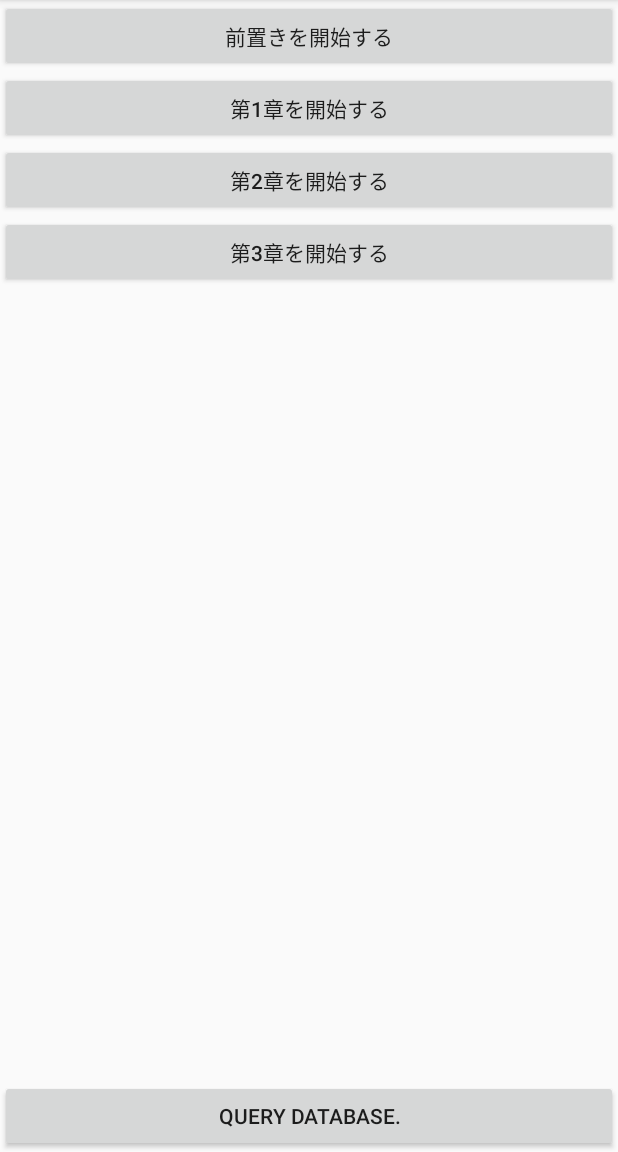
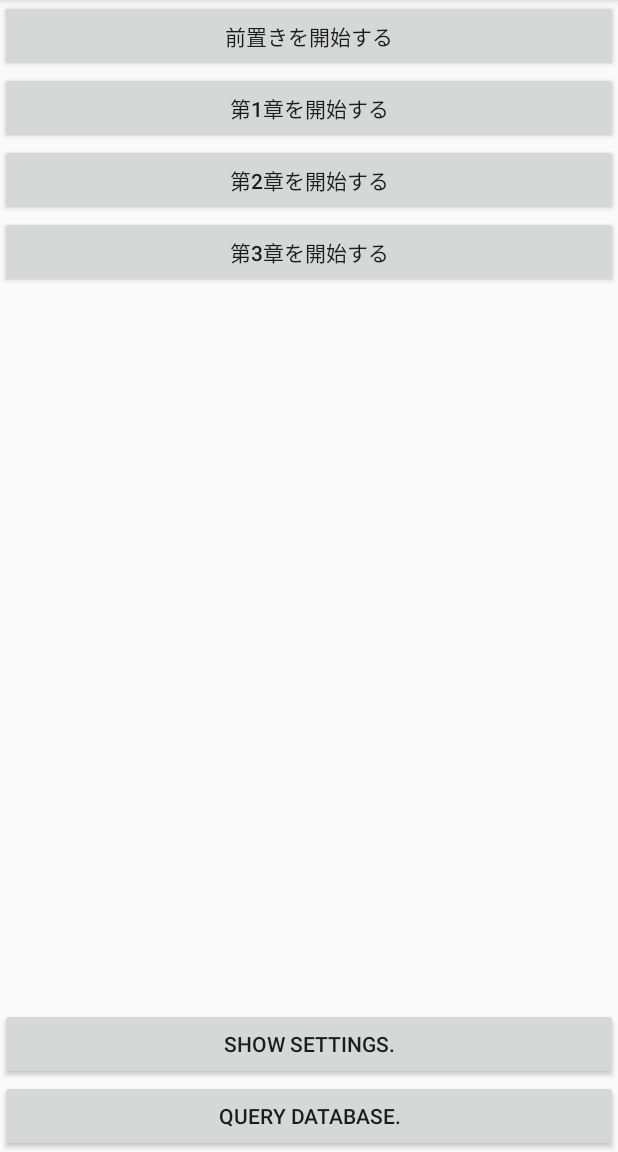
Before and after one commit to outerlet/BinzumeJigoku, an Android app: the screen it shows after launch (MainActivity), on a phone screen of 412 x 824 dp, the part 84-1236 px from its top. Run offline under Robolectric (Android 15) with nearby library versions, the phone set to English and light mode, and no system bars.

Commit message:
設定画面追加

```diff
--- a/app/build.gradle
+++ b/app/build.gradle
@@ -24,4 +24,5 @@ dependencies {
     testCompile 'junit:junit:4.12'
     compile 'com.android.support:appcompat-v7:23.4.0'
     compile 'com.android.support:support-v4:23.4.0'
+    compile 'com.android.support:preference-v14:23.3.0'
 }
--- a/app/src/main/AndroidManifest.xml
+++ b/app/src/main/AndroidManifest.xml
@@ -22,6 +22,8 @@
 			android:name=".activity.SaveActivity"
 			android:theme="@style/TranslucentActivity">
 		</activity>
+		<activity android:name=".activity.SettingActivity" android:theme="@style/SettingActivity">
+		</activity>
 	</application>
 
 </manifest>
--- a/app/src/main/java/jp/onetake/binzumejigoku/activity/LaunchActivity.java
+++ b/app/src/main/java/jp/onetake/binzumejigoku/activity/LaunchActivity.java
@@ -4,6 +4,7 @@ import android.animation.Animator;
 import android.animation.ObjectAnimator;
 import android.content.Intent;
 import android.os.Bundle;
+import android.support.v7.preference.PreferenceManager;
 import android.view.View;
 import android.widget.ImageView;
 import android.widget.ProgressBar;
@@ -34,6 +35,9 @@ public class LaunchActivity extends BasicActivity implements Animator.AnimatorLi
 		super.onCreate(savedInstanceState);
 
 		setContentView(R.layout.activity_launch);
+
+		// Preferencesの初期値を設定
+		PreferenceManager.setDefaultValues(this, R.xml.preferences, false);
 
 		// コンテンツ操作用オブジェクトを初期化
 		ContentsInterface.getInstance().initialize(getApplicationContext());
--- a/app/src/main/java/jp/onetake/binzumejigoku/activity/MainActivity.java
+++ b/app/src/main/java/jp/onetake/binzumejigoku/activity/MainActivity.java
@@ -42,6 +42,7 @@ public class MainActivity extends BasicActivity
 			findViewById(R.id.button_section2).setOnClickListener(this);
 			findViewById(R.id.button_section3).setOnClickListener(this);
 			findViewById(R.id.button_query_database).setOnClickListener(this);
+			findViewById(R.id.button_setting).setOnClickListener(this);
 
 			mBackPressCount = 0;
 		}
@@ -101,6 +102,9 @@ public class MainActivity extends BasicActivity
 			case R.id.button_query_database:
 				(new ContentsDbOpenHelper(this)).debugPrint();
 				return;
+			case R.id.button_setting:
+				startActivity(new Intent(this, SettingActivity.class));
+				return;
 			default:
 				break;
 		}
--- a/app/src/main/java/jp/onetake/binzumejigoku/contents/common/ContentsInterface.java
+++ b/app/src/main/java/jp/onetake/binzumejigoku/contents/common/ContentsInterface.java
@@ -3,6 +3,7 @@ package jp.onetake.binzumejigoku.contents.common;
 import android.content.Context;
 import android.content.SharedPreferences;
 import android.database.sqlite.SQLiteDatabase;
+import android.preference.PreferenceManager;
 
 import jp.onetake.binzumejigoku.R;
 import jp.onetake.binzumejigoku.contents.db.ContentsDbOpenHelper;
@@ -11,12 +12,6 @@ import jp.onetake.binzumejigoku.contents.db.ContentsDbOpenHelper;
  * コンテンツにアクセスするために横断的に必要となるデータの管理や処理を担当する
  */
 public class ContentsInterface {
-	private final String KEY_SHARED_PREFS			= "ContentsInterface.KEY_SHARED_PREFS";
-	private final String PREFKEY_RUBY_DELIMITER		= "ContentsInterface.PREFKEY_RUBY_DELIMITER";
-	private final String PREFKEY_RUBY_CLOSURE		= "ContentsInterface.PREFKEY_RUBY_CLOSURE";
-	private final String PREFKEY_IS_XML_PARSED		= "ContentsInterface.PREFKEY_IS_XML_PARSED";
-	private final String PREFKEY_MAX_SECTION_INDEX	= "ContentsInterface.PREFKEY_MAX_SECTION_INDEX";
-
 	// Singletonなインスタンス
 	private static ContentsInterface mInstance;
 
@@ -51,7 +46,7 @@ public class ContentsInterface {
 	 * @return	SharedPreferences
 	 */
 	public SharedPreferences getPreferences() {
-		return mContext.getSharedPreferences(KEY_SHARED_PREFS, Context.MODE_PRIVATE);
+		return PreferenceManager.getDefaultSharedPreferences(mContext);
 	}
 
 	/**
@@ -79,7 +74,7 @@ public class ContentsInterface {
 		mRubyDelimiter = delimiter;
 
 		getPreferences().edit()
-				.putString(PREFKEY_RUBY_DELIMITER, delimiter)
+				.putString(mContext.getString(R.string.prefkey_ruby_delimiter), delimiter)
 				.apply();
 	}
 
@@ -89,7 +84,8 @@ public class ContentsInterface {
 	 */
 	public String getRubyDelimiter() {
 		if (mRubyDelimiter == null) {
-			mRubyDelimiter = getPreferences().getString(PREFKEY_RUBY_DELIMITER, null);
+			mRubyDelimiter = getPreferences().getString(
+					mContext.getString(R.string.prefkey_ruby_delimiter), null);
 		}
 
 		return mRubyDelimiter;
@@ -104,7 +100,7 @@ public class ContentsInterface {
 		mRubyClosure = closure;
 
 		getPreferences().edit()
-				.putString(PREFKEY_RUBY_CLOSURE, closure)
+				.putString(mContext.getString(R.string.prefkey_ruby_closure), closure)
 				.apply();
 	}
 
@@ -114,7 +110,8 @@ public class ContentsInterface {
 	 */
 	public String getRubyClosure() {
 		if (mRubyClosure == null) {
-			mRubyClosure = getPreferences().getString(PREFKEY_RUBY_CLOSURE, null);
+			mRubyClosure = getPreferences().getString(
+					mContext.getString(R.string.prefkey_ruby_closure), null);
 		}
 
 		return mRubyClosure;
@@ -125,7 +122,7 @@ public class ContentsInterface {
 	 */
 	public void markAsXmlParsed() {
 		getPreferences().edit()
-				.putBoolean(PREFKEY_IS_XML_PARSED, true)
+				.putBoolean(mContext.getString(R.string.prefkey_is_xml_parsed), true)
 				.apply();
 	}
 
@@ -135,20 +132,30 @@ public class ContentsInterface {
 	 * @return	XMLのパース処理が完了している場合true、未完了ならfalse
 	 */
 	public boolean isXmlParsed() {
-		return getPreferences().getBoolean(PREFKEY_IS_XML_PARSED, false);
+		return getPreferences().getBoolean(
+				mContext.getString(R.string.prefkey_is_xml_parsed), false);
 	}
 
+	/**
+	 * 章番号の最大値をセットしてSharedPreferencesに保存する
+	 * @param sectionIndex	章番号の最大値
+	 */
 	public void setMaxSectionIndex(int sectionIndex) {
 		mMaxSectionIndex = sectionIndex;
 
 		getPreferences().edit()
-				.putInt(PREFKEY_MAX_SECTION_INDEX, mMaxSectionIndex)
+				.putInt(mContext.getString(R.string.prefkey_max_section_index), mMaxSectionIndex)
 				.apply();
 	}
 
+	/**
+	 * 章番号の最大値を取得する
+	 * @return	章番号の最大値
+	 */
 	public int getMaxSectionIndex() {
 		if (mMaxSectionIndex == -1) {
-			mMaxSectionIndex = getPreferences().getInt(PREFKEY_MAX_SECTION_INDEX, 0);
+			mMaxSectionIndex = getPreferences().getInt(
+					mContext.getString(R.string.prefkey_max_section_index), 0);
 		}
 
 		return mMaxSectionIndex;
--- a/app/src/main/res/layout/activity_main.xml
+++ b/app/src/main/res/layout/activity_main.xml
@@ -46,4 +46,12 @@
 		android:text="Query database."
 		/>
 
+	<Button
+		android:id="@+id/button_setting"
+		android:layout_width="match_parent"
+		android:layout_height="wrap_content"
+		android:layout_above="@+id/button_query_database"
+		android:text="Show Settings."
+		/>
+
 </RelativeLayout>
--- /dev/null
+++ b/app/src/main/res/values/settings.xml
@@ -0,0 +1,41 @@
+<?xml version="1.0" encoding="utf-8"?>
+<resources>
+	<!-- TitleTextView -->
+	<dimen name="default_title_text_size">36sp</dimen>
+
+	<!-- RubyTextView -->
+    <dimen name="default_text_size">24sp</dimen>
+    <dimen name="default_ruby_size">8sp</dimen>
+
+	<!-- Preferences -->
+	<string name="prefkey_ruby_delimiter">PREFKEY_RUBY_DELIMITER</string>
+	<string name="prefkey_ruby_closure">PREFKEY_RUBY_CLOSURE</string>
+	<string name="prefkey_is_xml_parsed">PREFKEY_IS_XML_PARSED</string>
+	<string name="prefkey_max_section_index">PREFKEY_MAX_SECTION_INDEX</string>
+	<string name="prefkey_text_speed">PREFKEY_TEXT_SPEED</string>
+	<string name="prefkey_text_size">PREFKEY_TEXT_SIZE</string>
+
+	<!-- Setting (Text Speed) -->
+	<string-array name="text_speed_entries">
+		<item>早い</item>
+		<item>普通</item>
+		<item>遅い</item>
+	</string-array>
+	<string-array name="text_speed_entry_values">
+		<item>1</item>
+		<item>0</item>
+		<item>-1</item>
+	</string-array>
+
+	<!-- Setting (Text Size) -->
+	<string-array name="text_size_entries">
+		<item>大きい</item>
+		<item>普通</item>
+		<item>小さい</item>
+	</string-array>
+	<string-array name="text_size_entry_values">
+		<item>1</item>
+		<item>0</item>
+		<item>-1</item>
+	</string-array>
+</resources>
--- a/app/src/main/res/values/strings.xml
+++ b/app/src/main/res/values/strings.xml
@@ -25,6 +25,12 @@
 	<string name="label_save_slot2">二ツ目の記錄</string>
 	<string name="label_save_slot3">三ツ目の記錄</string>
 
+	<!-- 設定タイトル -->
+	<string name="title_setting_text_size">文字の大きさ</string>
+	<string name="title_setting_text_speed">文字表示速度</string>
+	<string name="summary_setting_text_size">文字の大きさを設定します</string>
+	<string name="summary_setting_text_speed">文字送りの速さを設定します</string>
+
 	<!-- Message -->
 	<string name="message_confirm_finish_application">もう一度押して終了</string>
 	<string name="message_confirm_back">物語を中断して前の画面に戻りますか？</string>
--- a/app/src/main/res/values/styles.xml
+++ b/app/src/main/res/values/styles.xml
@@ -23,4 +23,9 @@
 		<!-- item name="android:alpha">0</item -->
 	</style>
 
+	<!-- Setting Activity -->
+	<style name="SettingActivity" parent="AppTheme">
+		<item name="preferenceTheme">@style/PreferenceThemeOverlay.v14.Material</item>
+	</style>
+
 </resources>
--- /dev/null
+++ b/app/src/main/res/xml/preferences.xml
@@ -0,0 +1,25 @@
+<?xml version="1.0" encoding="utf-8"?>
+<android.support.v7.preference.PreferenceScreen
+	xmlns:android="http://schemas.android.com/apk/res/android">
+
+	<!-- Text Size -->
+	<android.support.v7.preference.ListPreference
+		android:key="@string/prefkey_text_size"
+		android:title="@string/title_setting_text_size"
+		android:summary="@string/summary_setting_text_size"
+		android:entries="@array/text_size_entries"
+		android:entryValues="@array/text_size_entry_values"
+		android:defaultValue="0"
+		/>
+
+	<!-- Text Speed -->
+	<android.support.v7.preference.ListPreference
+		android:key="@string/prefkey_text_speed"
+		android:title="@string/title_setting_text_speed"
+		android:summary="@string/summary_setting_text_speed"
+		android:entries="@array/text_speed_entries"
+		android:entryValues="@array/text_speed_entry_values"
+		android:defaultValue="0"
+		/>
+
+</android.support.v7.preference.PreferenceScreen>
```
Also changed, not shown: app/src/main/java/jp/onetake/binzumejigoku/activity/ContentsActivity.java (+27 -39 lines), app/src/main/java/jp/onetake/binzumejigoku/activity/SettingActivity.java (added, +21 -0 lines), app/src/main/java/jp/onetake/binzumejigoku/fragment/SettingFragment.java (added, +13 -0 lines), app/src/main/res/values/default_settings.xml (deleted, +0 -9 lines).
